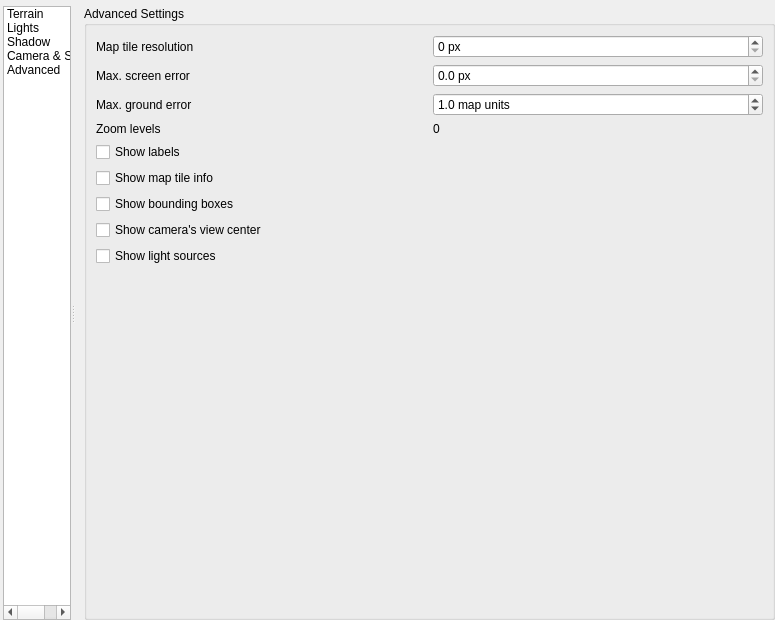
First picture: the form in src/ui/3d/map3dconfigwidget.ui, repository carsmie/QGIS, before the edit.
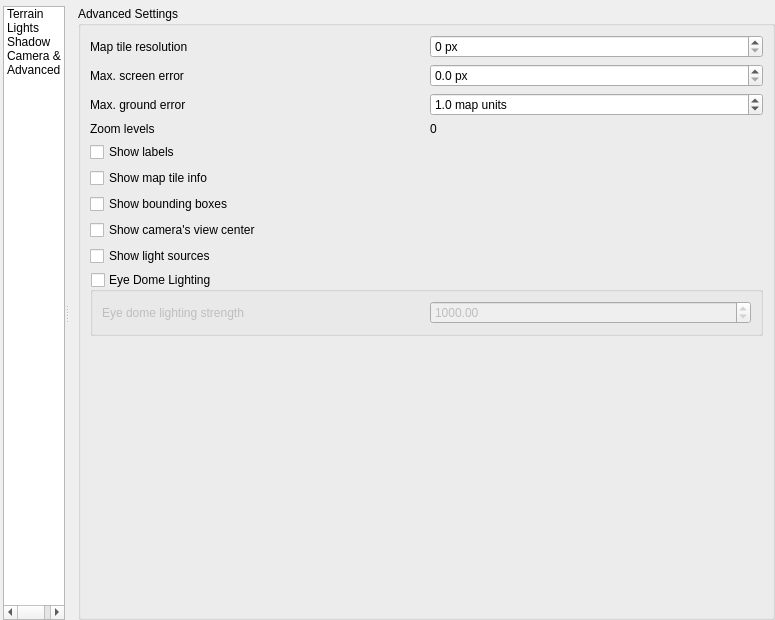
Second picture: the form after the edit. The open tabs and pages were chosen to show the change. Icons and pictures are not drawn. Custom widgets are drawn as their Qt base class.

The edit to the form file:
```diff
--- a/src/ui/3d/map3dconfigwidget.ui
+++ b/src/ui/3d/map3dconfigwidget.ui
@@ -667,8 +667,8 @@
                <rect>
                 <x>0</x>
                 <y>0</y>
-                <width>304</width>
-                <height>330</height>
+                <width>699</width>
+                <height>604</height>
                </rect>
               </property>
               <layout class="QVBoxLayout" name="verticalLayoutAdvanced">
@@ -803,6 +803,38 @@
                     </item>
                    </layout>
                   </item>
+                  <item>
+                   <widget class="QGroupBox" name="edlGroupBox">
+                    <property name="title">
+                     <string>Eye Dome Lighting</string>
+                    </property>
+                    <property name="checkable">
+                     <bool>true</bool>
+                    </property>
+                    <property name="checked">
+                     <bool>false</bool>
+                    </property>
+                    <layout class="QGridLayout" name="gridLayout_2">
+                     <item row="0" column="1">
+                      <widget class="QDoubleSpinBox" name="edlStrengthSpinBox">
+                       <property name="maximum">
+                        <double>10000.000000000000000</double>
+                       </property>
+                       <property name="value">
+                        <double>1000.000000000000000</double>
+                       </property>
+                      </widget>
+                     </item>
+                     <item row="0" column="0">
+                      <widget class="QLabel" name="label">
+                       <property name="text">
+                        <string>Eye dome lighting strength</string>
+                       </property>
+                      </widget>
+                     </item>
+                    </layout>
+                   </widget>
+                  </item>
                   <item>
                    <spacer name="verticalSpacerAdvanced">
                     <property name="orientation">
```
Left out of the diff: 18 changed lines with no effect on the pictures.
